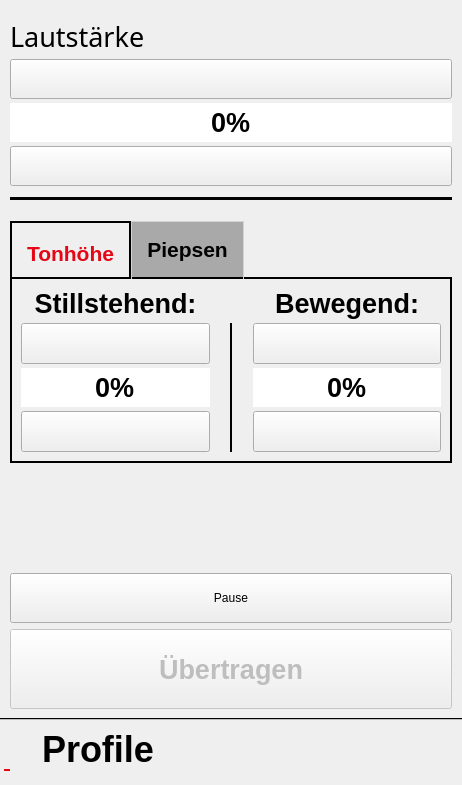
First picture: the form in klingelballui.ui, repository Sammasas/Klingelball-App, before the edit.
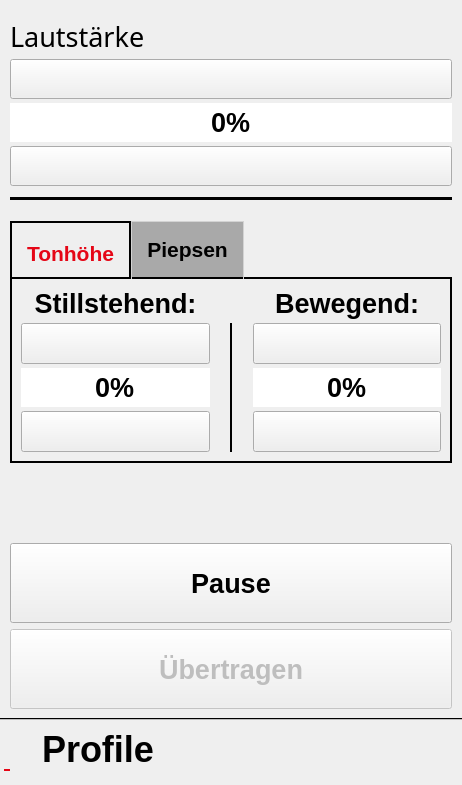
Second picture: the form after the edit. The open tabs and pages were chosen to show the change. Icons and pictures are not drawn.

What changed in the file:
```diff
--- a/klingelballui.ui
+++ b/klingelballui.ui
@@ -1141,9 +1141,16 @@
           <property name="minimumSize">
            <size>
             <width>0</width>
-            <height>50</height>
+            <height>80</height>
            </size>
           </property>
+          <property name="font">
+           <font>
+            <family>.AppleSystemUIFont</family>
+            <pointsize>20</pointsize>
+            <bold>true</bold>
+           </font>
+          </property>
           <property name="accessibleName">
            <string>Pause taste</string>
           </property>
```
Left out of the diff: 10 changed lines with no effect on the pictures.
